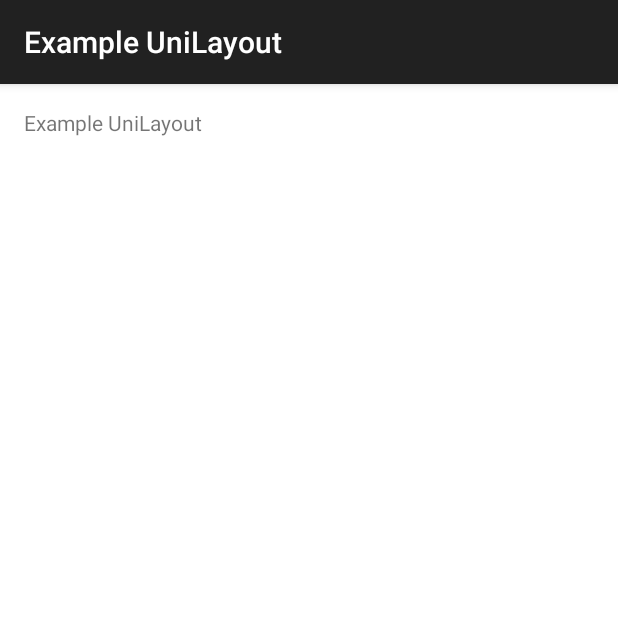
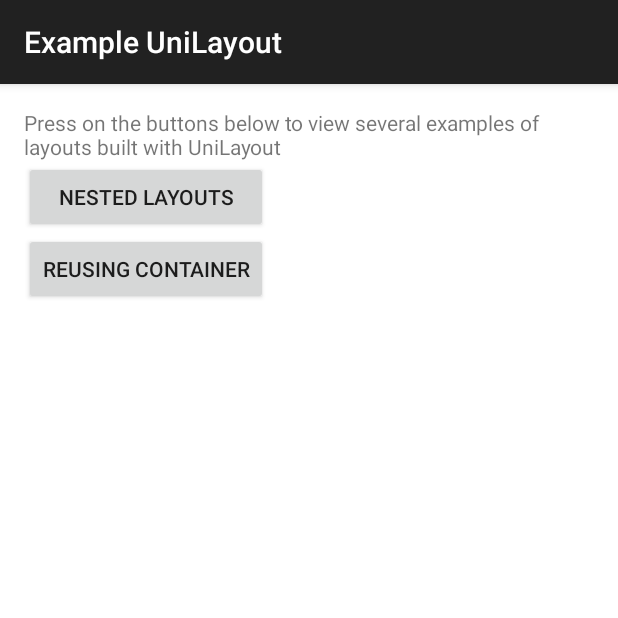
Before and after one commit to crescentflare/UniLayout, an Android app: the screen it shows after launch (MainActivity), on a phone screen of 412 x 824 dp, the top half of it. Run offline under Robolectric (Android 15) with nearby library versions, the phone set to English and light mode, and no system bars.

Commit message:
First preparation of Android example

```diff
--- a/UniLayoutAndroid/UniLayoutExample/src/main/AndroidManifest.xml
+++ b/UniLayoutAndroid/UniLayoutExample/src/main/AndroidManifest.xml
@@ -16,5 +16,6 @@
                 <category android:name="android.intent.category.LAUNCHER"/>
             </intent-filter>
         </activity>
+        <activity android:name=".NestedLayoutsActivity"/>
     </application>
 </manifest>
--- a/UniLayoutAndroid/UniLayoutExample/src/main/res/layout/activity_main.xml
+++ b/UniLayoutAndroid/UniLayoutExample/src/main/res/layout/activity_main.xml
@@ -1,16 +1,32 @@
-<FrameLayout
+<com.crescentflare.unilayout.containers.UniVerticalScrollContainer
     xmlns:android="http://schemas.android.com/apk/res/android"
     xmlns:tools="http://schemas.android.com/tools"
     android:layout_width="match_parent"
     android:layout_height="match_parent"
     android:background="#ffffff"
     tools:context="com.crescentflare.unilayoutexample.MainActivity">
-    <TextView
+    <com.crescentflare.unilayout.containers.UniLinearContainer
         android:layout_width="match_parent"
         android:layout_height="wrap_content"
-        android:paddingLeft="@dimen/activity_margin"
-        android:paddingRight="@dimen/activity_margin"
-        android:paddingTop="@dimen/activity_margin"
-        android:paddingBottom="@dimen/activity_margin"
-        android:text="@string/app_name"/>
-</FrameLayout>
+        android:padding="16dp">
+        <com.crescentflare.unilayout.views.UniTextView
+            android:layout_width="match_parent"
+            android:layout_height="wrap_content"
+            android:text="@string/main_message"/>
+        <com.crescentflare.unilayout.containers.UniLinearContainer
+            android:layout_width="wrap_content"
+            android:layout_height="wrap_content">
+            <com.crescentflare.unilayout.views.UniButton
+                android:id="@+id/activity_main_nestedlayouts"
+                android:layout_width="match_parent"
+                android:layout_height="wrap_content"
+                android:layout_marginTop="16dp"
+                android:text="@string/main_button_nestedlayouts"/>
+            <com.crescentflare.unilayout.views.UniButton
+                android:id="@+id/activity_main_reusingcontainer"
+                android:layout_width="match_parent"
+                android:layout_height="wrap_content"
+                android:text="@string/main_button_reusablecontainers"/>
+        </com.crescentflare.unilayout.containers.UniLinearContainer>
+    </com.crescentflare.unilayout.containers.UniLinearContainer>
+</com.crescentflare.unilayout.containers.UniVerticalScrollContainer>
--- a/UniLayoutAndroid/UniLayoutExample/src/main/res/values/strings.xml
+++ b/UniLayoutAndroid/UniLayoutExample/src/main/res/values/strings.xml
@@ -1,3 +1,6 @@
 <resources>
     <string name="app_name">Example UniLayout</string>
+    <string name="main_message">Press on the buttons below to view several examples of layouts built with UniLayout</string>
+    <string name="main_button_nestedlayouts">Nested layouts</string>
+    <string name="main_button_reusablecontainers">Reusing container</string>
 </resources>
--- /dev/null
+++ b/UniLayoutAndroid/UniLayoutLib/src/main/java/com/crescentflare/unilayout/views/UniButton.java
@@ -0,0 +1,46 @@
+package com.crescentflare.unilayout.views;
+
+import android.content.Context;
+import android.util.AttributeSet;
+import android.view.ViewGroup;
+import android.widget.Button;
+import android.widget.TextView;
+
+import com.crescentflare.unilayout.helpers.UniLayoutParams;
+
+/**
+ * UniLayout view: a simple button
+ * Extends Button to use UniLayoutParams and provide some minor layout improvements
+ */
+public class UniButton extends Button
+{
+    // ---
+    // Initialization
+    // ---
+
+    public UniButton(Context context)
+    {
+        this(context, (AttributeSet)null);
+    }
+
+    public UniButton(Context context, AttributeSet attrs)
+    {
+        super(context, attrs);
+        init(attrs);
+    }
+
+    public UniButton(Context context, AttributeSet attrs, int defStyleAttr)
+    {
+        this(context, attrs);
+    }
+
+    public UniButton(Context context, AttributeSet attrs, int defStyleAttr, int defStyleRes)
+    {
+        this(context, attrs);
+    }
+
+    private void init(AttributeSet attrs)
+    {
+        setLayoutParams(new UniLayoutParams(ViewGroup.LayoutParams.WRAP_CONTENT, ViewGroup.LayoutParams.WRAP_CONTENT));
+    }
+}
--- a/UniLayoutAndroid/build.gradle
+++ b/UniLayoutAndroid/build.gradle
@@ -3,7 +3,7 @@ buildscript {
         jcenter()
     }
     dependencies {
-        classpath 'com.android.tools.build:gradle:2.2.1'
+        classpath 'com.android.tools.build:gradle:2.2.2'
         classpath 'com.jfrog.bintray.gradle:gradle-bintray-plugin:1.4'
         classpath 'com.github.dcendents:android-maven-gradle-plugin:1.4.1'
     }
```
Also changed, not shown: UniLayoutAndroid/UniLayoutExample/src/main/java/com/crescentflare/unilayoutexample/MainActivity.java (+38 -1 lines), UniLayoutAndroid/UniLayoutExample/src/main/java/com/crescentflare/unilayoutexample/NestedLayoutsActivity.java (added, +21 -0 lines), UniLayoutAndroid/UniLayoutExample/src/main/res/layout/activity_nested_layouts.xml (added, +33 -0 lines), UniLayoutAndroid/UniLayoutExample/src/main/res/drawable-hdpi/framecontainer.png (added), UniLayoutAndroid/UniLayoutExample/src/main/res/drawable-hdpi/linearcontainer.png (added), UniLayoutAndroid/UniLayoutExample/src/main/res/drawable-mdpi/framecontainer.png (added), UniLayoutAndroid/UniLayoutExample/src/main/res/drawable-mdpi/linearcontainer.png (added), UniLayoutAndroid/UniLayoutExample/src/main/res/drawable-xhdpi/framecontainer.png (added), UniLayoutAndroid/UniLayoutExample/src/main/res/drawable-xhdpi/linearcontainer.png (added), UniLayoutAndroid/UniLayoutExample/src/main/res/drawable-xxhdpi/framecontainer.png (added), UniLayoutAndroid/UniLayoutExample/src/main/res/drawable-xxhdpi/linearcontainer.png (added), UniLayoutAndroid/UniLayoutExample/src/main/res/drawable-xxxhdpi/framecontainer.png (added), UniLayoutAndroid/UniLayoutExample/src/main/res/drawable-xxxhdpi/linearcontainer.png (added).
